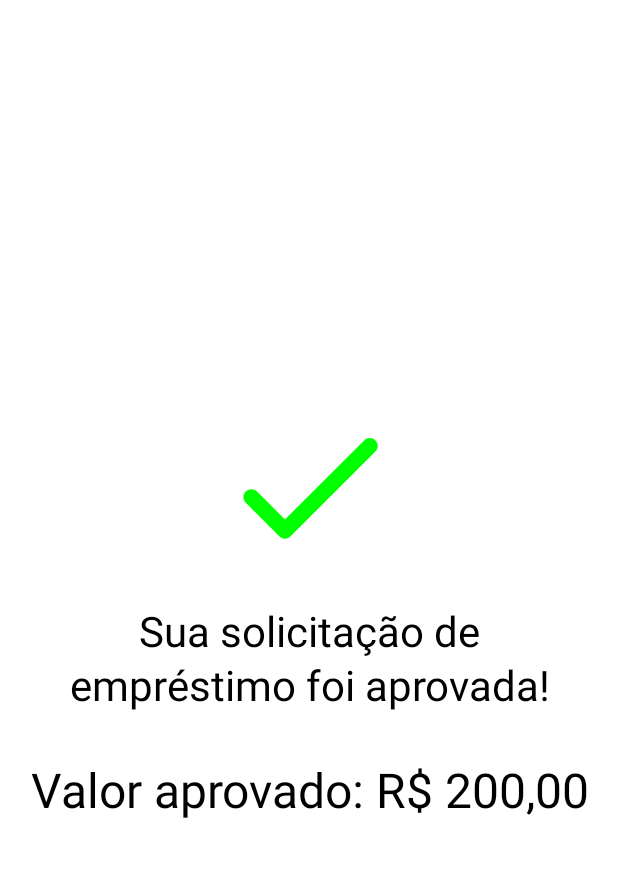
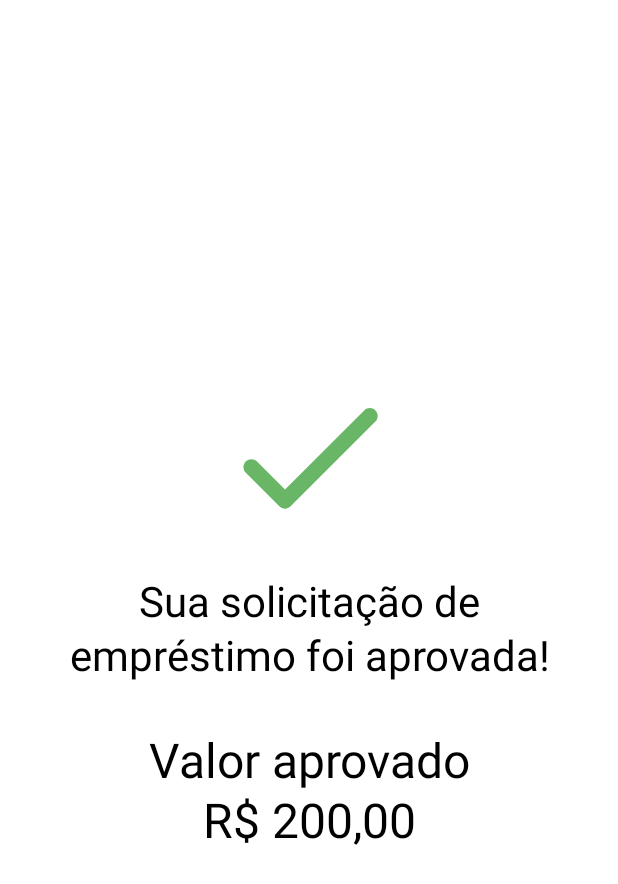
Before and after one commit to VctorMoraes/AlphaBank, an Android app built with Jetpack Compose: the @Preview function LoanApprovedScreenPreview, on a phone screen of 412 x 824 dp. Shown: the top 884 px of the screen. Run offline under Robolectric (Android 15) with nearby library versions, the phone set to English and light mode, and no system bars.

Commit message:
Change icon colors

```diff
--- a/app/src/main/java/com/victor/alphabank/feature/loan/ui/LoanApprovedScreen.kt
+++ b/app/src/main/java/com/victor/alphabank/feature/loan/ui/LoanApprovedScreen.kt
@@ -14,6 +14,7 @@ import androidx.compose.runtime.Composable
 import androidx.compose.ui.Alignment
 import androidx.compose.ui.Modifier
 import androidx.compose.ui.graphics.Color
+import androidx.compose.ui.res.colorResource
 import androidx.compose.ui.res.stringResource
 import androidx.compose.ui.text.style.TextAlign
 import androidx.compose.ui.tooling.preview.Preview
@@ -34,7 +35,7 @@ fun LoanApprovedScreen(maxAmount: Float) {
             modifier = Modifier.size(128.dp),
             imageVector = Icons.Rounded.Done,
             contentDescription = "success",
-            tint = Color.Green
+            tint = colorResource(R.color.green)
         )
 
         Text(
--- a/app/src/main/java/com/victor/alphabank/feature/loan/ui/LoanDeniedScreen.kt
+++ b/app/src/main/java/com/victor/alphabank/feature/loan/ui/LoanDeniedScreen.kt
@@ -14,6 +14,7 @@ import androidx.compose.runtime.Composable
 import androidx.compose.ui.Alignment
 import androidx.compose.ui.Modifier
 import androidx.compose.ui.graphics.Color
+import androidx.compose.ui.res.colorResource
 import androidx.compose.ui.res.stringResource
 import androidx.compose.ui.text.style.TextAlign
 import androidx.compose.ui.tooling.preview.Preview
@@ -32,7 +33,7 @@ fun LoanDeniedScreen() {
             modifier = Modifier.size(128.dp),
             imageVector = Icons.Rounded.Close,
             contentDescription = "success",
-            tint = Color.Red
+            tint = colorResource(R.color.red)
         )
 
         Text(
--- a/app/src/main/res/values/colors.xml
+++ b/app/src/main/res/values/colors.xml
@@ -7,4 +7,7 @@
     <color name="teal_700">#FF018786</color>
     <color name="black">#FF000000</color>
     <color name="white">#FFFFFFFF</color>
+
+    <color name="red">#FFDC3131</color>
+    <color name="green">#FF68B666</color>
 </resources>
--- a/app/src/main/res/values/strings.xml
+++ b/app/src/main/res/values/strings.xml
@@ -15,7 +15,7 @@
     <string name="request_loan">Solicitar empréstimo</string>
     <string name="loan_denied_message">Infelizmente sua solicitação de empréstimo foi negada.</string>
     <string name="loan_approved_message">Sua solicitação de empréstimo foi aprovada!</string>
-    <string name="approved_value">Valor aprovado: %s</string>
+    <string name="approved_value">Valor aprovado\n%s</string>
 
 
 </resources>
```
